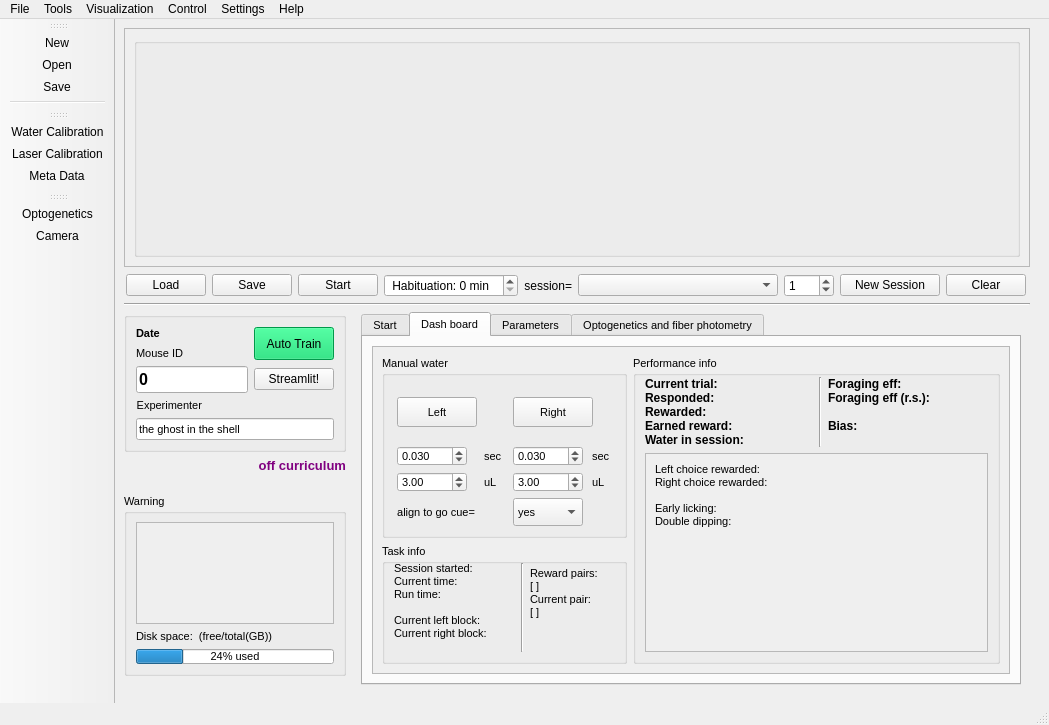
Qt form src/foraging_gui/ForagingGUI.ui (AllenNeuralDynamics/dynamic-foraging-task) before a commit.
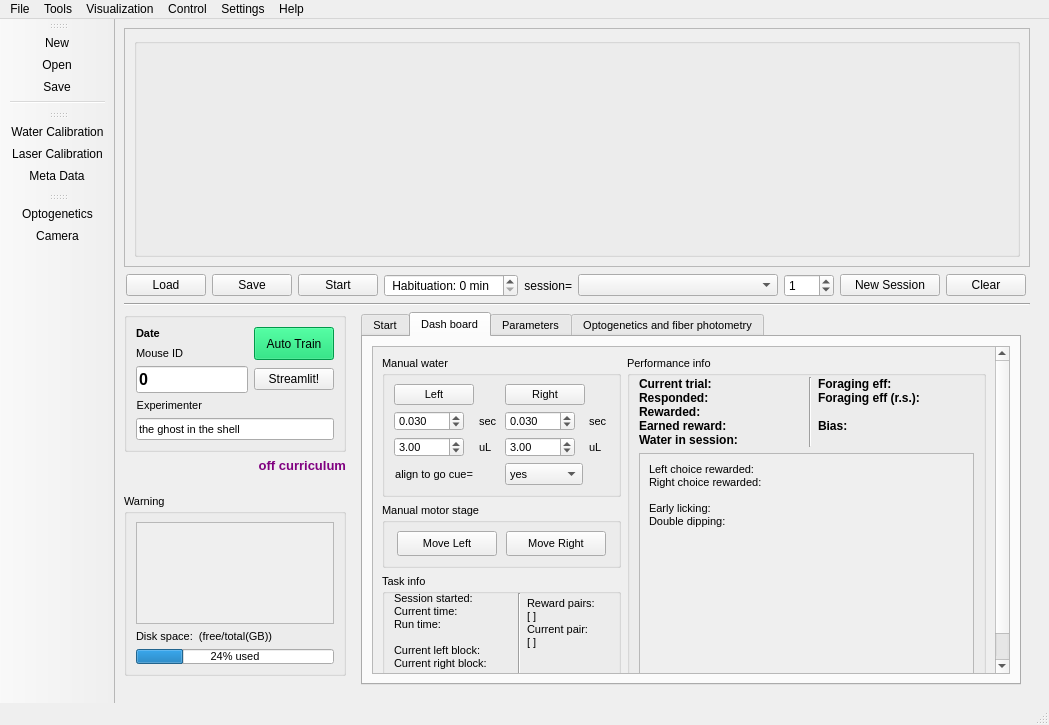
The same form after that commit. The open tabs and pages were chosen to show the change. Icons and pictures are not drawn.

Commit message: Revert "changes format of behavior gui for better user experience"

```diff
--- a/src/foraging_gui/ForagingGUI.ui
+++ b/src/foraging_gui/ForagingGUI.ui
@@ -1927,10 +1927,16 @@
                          <property name="enabled">
                           <bool>true</bool>
                          </property>
+                         <property name="sizePolicy">
+                          <sizepolicy hsizetype="Expanding" vsizetype="Expanding">
+                           <horstretch>0</horstretch>
+                           <verstretch>0</verstretch>
+                          </sizepolicy>
+                         </property>
                          <property name="maximumSize">
                           <size>
                            <width>100</width>
-                           <height>50</height>
+                           <height>150</height>
                           </size>
                          </property>
                          <property name="currentIndex">
@@ -1950,6 +1956,12 @@
                        </item>
                        <item row="5" column="0">
                         <widget class="QLabel" name="label_34">
+                         <property name="sizePolicy">
+                          <sizepolicy hsizetype="Expanding" vsizetype="Expanding">
+                           <horstretch>0</horstretch>
+                           <verstretch>0</verstretch>
+                          </sizepolicy>
+                         </property>
                          <property name="text">
                           <string>align to go cue=</string>
                          </property>
@@ -1964,6 +1976,79 @@
                       </layout>
                      </widget>
                     </item>
+                    <item>
+                     <widget class="QGroupBox" name="groupBox_7">
+                      <property name="maximumSize">
+                       <size>
+                        <width>260</width>
+                        <height>110</height>
+                       </size>
+                      </property>
+                      <property name="font">
+                       <font>
+                        <pointsize>8</pointsize>
+                        <weight>50</weight>
+                        <italic>false</italic>
+                        <bold>false</bold>
+                       </font>
+                      </property>
+                      <property name="title">
+                       <string>Manual motor stage</string>
+                      </property>
+                      <layout class="QGridLayout" name="gridLayout_11">
+                       <item row="0" column="0">
+                        <widget class="QPushButton" name="MoveXP_2">
+                         <property name="sizePolicy">
+                          <sizepolicy hsizetype="Fixed" vsizetype="Expanding">
+                           <horstretch>0</horstretch>
+                           <verstretch>0</verstretch>
+                          </sizepolicy>
+                         </property>
+                         <property name="minimumSize">
+                          <size>
+                           <width>20</width>
+                           <height>25</height>
+                          </size>
+                         </property>
+                         <property name="maximumSize">
+                          <size>
+                           <width>100</width>
+                           <height>16777215</height>
+                          </size>
+                         </property>
+                         <property name="text">
+                          <string>Move Left</string>
+                         </property>
+                        </widget>
+                       </item>
+                       <item row="0" column="1">
+                        <widget class="QPushButton" name="MoveXN_2">
+                         <property name="sizePolicy">
+                          <sizepolicy hsizetype="Fixed" vsizetype="Expanding">
+                           <horstretch>0</horstretch>
+                           <verstretch>0</verstretch>
+                          </sizepolicy>
+                         </property>
+                         <property name="minimumSize">
+                          <size>
+                           <width>20</width>
+                           <height>25</height>
+                          </size>
+                         </property>
+                         <property name="maximumSize">
+                          <size>
+                           <width>100</width>
+                           <height>16777215</height>
+                          </size>
+                         </property>
+                         <property name="text">
+                          <string>Move Right</string>
+                         </property>
+                        </widget>
+                       </item>
+                      </layout>
+                     </widget>
+                    </item>
                     <item>
                      <widget class="QGroupBox" name="ShowReward">
                       <property name="sizePolicy">
```
Left out of the diff: 42 changed lines with no effect on the pictures. The commit also changes 1 other file.
